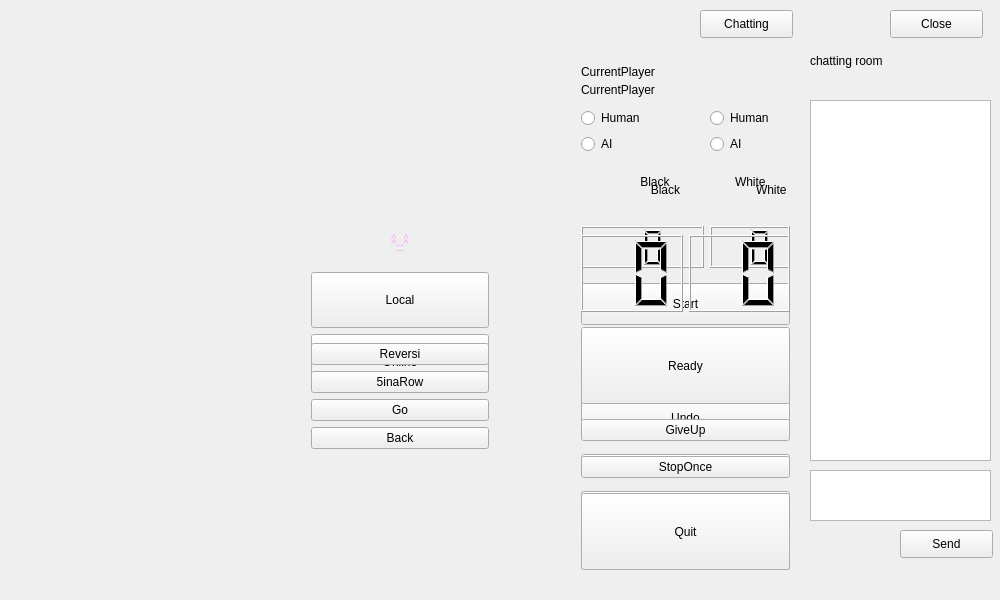
helloworld128/OOP_New, file widget.ui: the form before one commit.
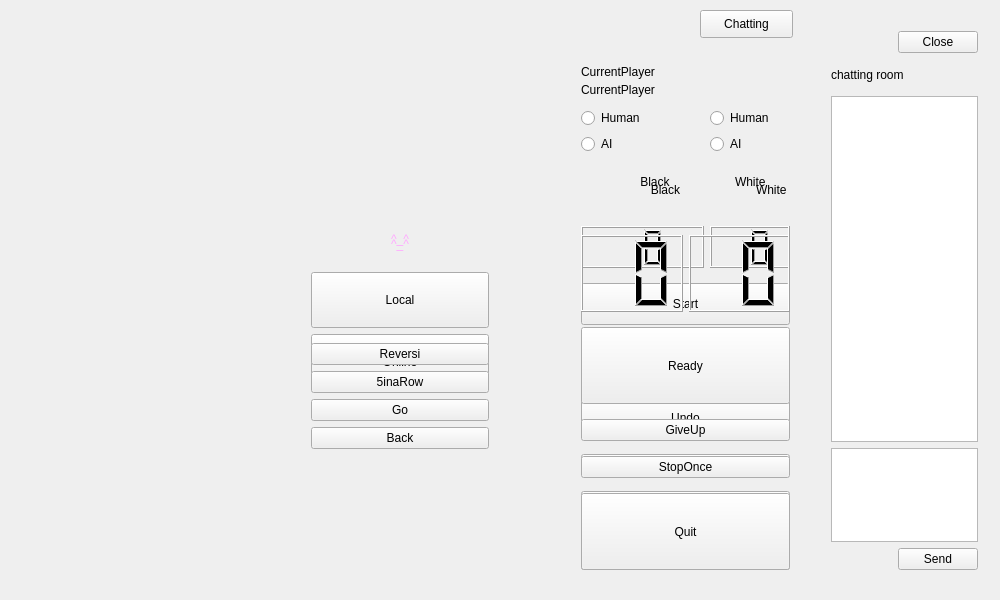
The form after the commit. Icons and pictures are not drawn.

Commit message: put the labels and buttons into GridLayout.

Diff of the .ui file:
```diff
--- a/widget.ui
+++ b/widget.ui
@@ -721,32 +721,6 @@
     </item>
    </layout>
   </widget>
-  <widget class="QTextBrowser" name="chatText">
-   <property name="geometry">
-    <rect>
-     <x>810</x>
-     <y>100</y>
-     <width>181</width>
-     <height>361</height>
-    </rect>
-   </property>
-  </widget>
-  <widget class="QLabel" name="chatLabel">
-   <property name="geometry">
-    <rect>
-     <x>810</x>
-     <y>40</y>
-     <width>181</width>
-     <height>41</height>
-    </rect>
-   </property>
-   <property name="styleSheet">
-    <string notr="true">font: 15pt &quot;Adobe Arabic&quot;;</string>
-   </property>
-   <property name="text">
-    <string>chatting room</string>
-   </property>
-  </widget>
   <widget class="QPushButton" name="Chatting_Button">
    <property name="geometry">
     <rect>
@@ -763,47 +737,60 @@
     <string>Chatting</string>
    </property>
   </widget>
-  <widget class="QPushButton" name="SendText_Button">
+  <widget class="QWidget" name="Chat" native="true">
    <property name="geometry">
     <rect>
-     <x>900</x>
-     <y>530</y>
-     <width>93</width>
-     <height>28</height>
+     <x>820</x>
+     <y>20</y>
+     <width>169</width>
+     <height>561</height>
     </rect>
    </property>
-   <property name="styleSheet">
-    <string notr="true">font: 12pt &quot;Adobe Arabic&quot;;</string>
-   </property>
-   <property name="text">
-    <string>Send</string>
-   </property>
-  </widget>
-  <widget class="QTextEdit" name="textEdit">
-   <property name="geometry">
-    <rect>
-     <x>810</x>
-     <y>470</y>
-     <width>181</width>
-     <height>51</height>
-    </rect>
-   </property>
-  </widget>
-  <widget class="QPushButton" name="Close_Chatting_Button">
-   <property name="geometry">
-    <rect>
-     <x>890</x>
-     <y>10</y>
-     <width>93</width>
-     <height>28</height>
-    </rect>
-   </property>
-   <property name="styleSheet">
-    <string notr="true">font: 12pt &quot;Adobe Arabic&quot;;</string>
-   </property>
-   <property name="text">
-    <string>Close</string>
-   </property>
+   <layout class="QGridLayout" name="gridLayout" rowstretch="0,0,1,1,11,3,1">
+    <item row="2" column="1">
+     <widget class="QPushButton" name="Close_Chatting_Button">
+      <property name="styleSheet">
+       <string notr="true">font: 12pt &quot;Adobe Arabic&quot;;</string>
+      </property>
+      <property name="text">
+       <string>Close</string>
+      </property>
+     </widget>
+    </item>
+    <item row="2" column="0">
+     <widget class="QLabel" name="PlaceHolder">
+      <property name="text">
+       <string/>
+      </property>
+     </widget>
+    </item>
+    <item row="5" column="0" colspan="2">
+     <widget class="QTextEdit" name="textEdit"/>
+    </item>
+    <item row="4" column="0" colspan="2">
+     <widget class="QTextBrowser" name="chatText"/>
+    </item>
+    <item row="6" column="1">
+     <widget class="QPushButton" name="SendText_Button">
+      <property name="styleSheet">
+       <string notr="true">font: 12pt &quot;Adobe Arabic&quot;;</string>
+      </property>
+      <property name="text">
+       <string>Send</string>
+      </property>
+     </widget>
+    </item>
+    <item row="3" column="0" colspan="2">
+     <widget class="QLabel" name="chatLabel">
+      <property name="styleSheet">
+       <string notr="true">font: 15pt &quot;Adobe Arabic&quot;;</string>
+      </property>
+      <property name="text">
+       <string>chatting room</string>
+      </property>
+     </widget>
+    </item>
+   </layout>
   </widget>
   <zorder>Border</zorder>
   <zorder>Board</zorder>
```
Left out of the diff: 6 changed lines with no effect on the pictures.
